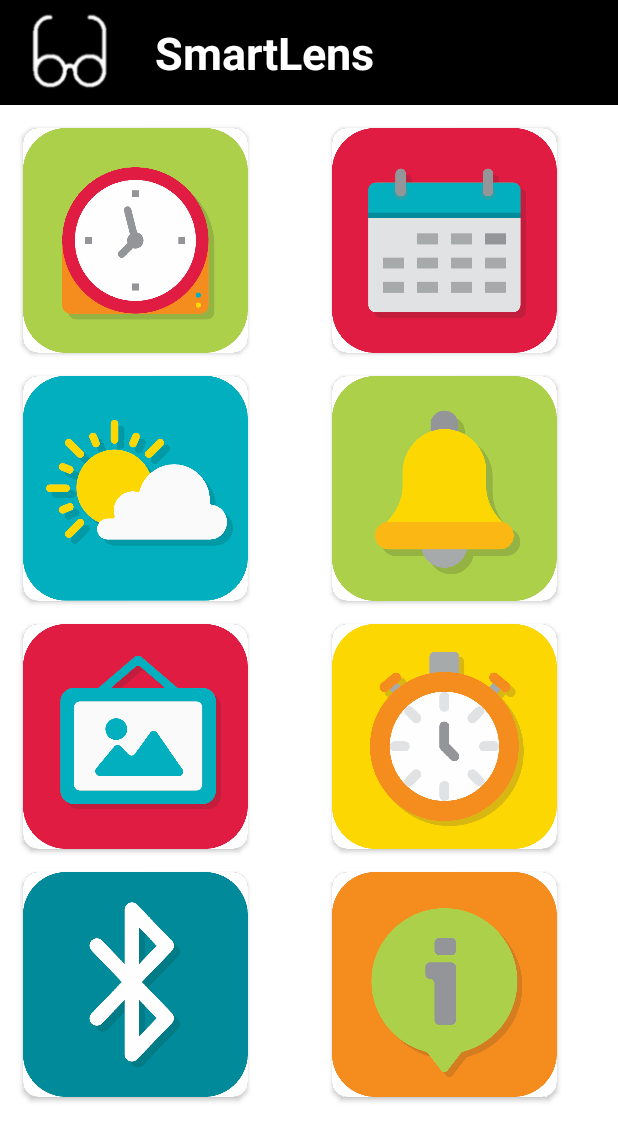
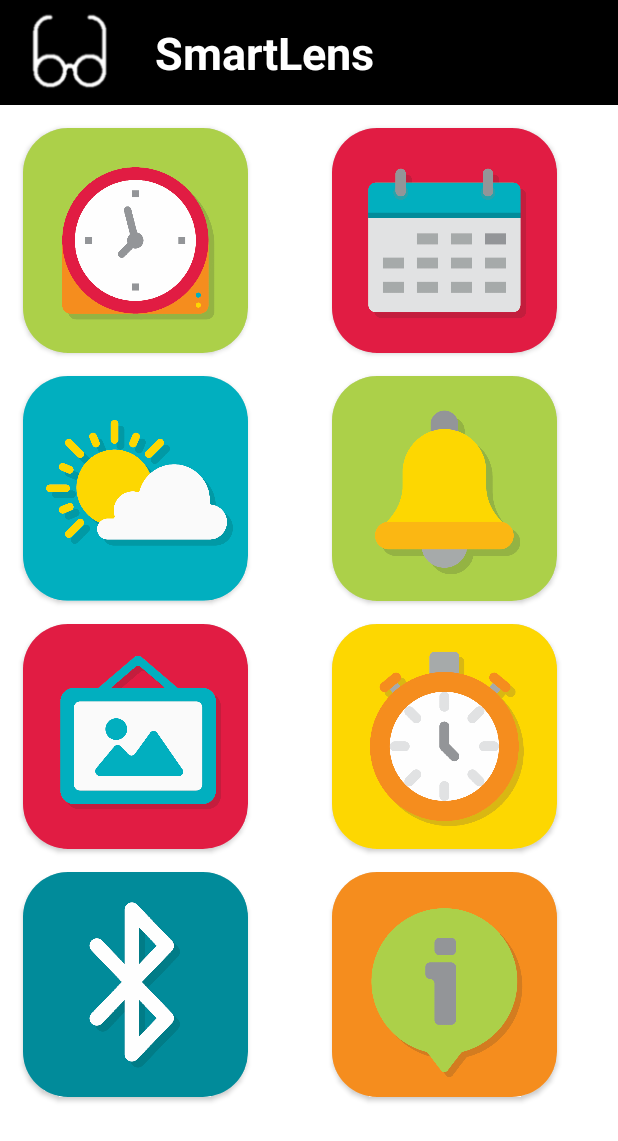
Before and after one commit to AkatzinBH/SmartLens, an Android app: the screen it shows after launch (MainActivity), on a phone screen of 412 x 824 dp. Shown: the top 1141 px of the screen. Run offline under Robolectric (Android 15) with nearby library versions, the phone set to English and light mode, and no system bars.

Commit message:
Cambio de esquinas de los iconos

```diff
--- a/app/src/main/res/layout/opciones_cardview.xml
+++ b/app/src/main/res/layout/opciones_cardview.xml
@@ -9,7 +9,7 @@
     android:layout_marginTop="5dp"
     android:background="#FFFFFF"
     android:padding="0dip"
-    card_view:cardCornerRadius="10dp">
+    card_view:cardCornerRadius="30dp">
 
     <LinearLayout
         android:layout_width="match_parent"
```
